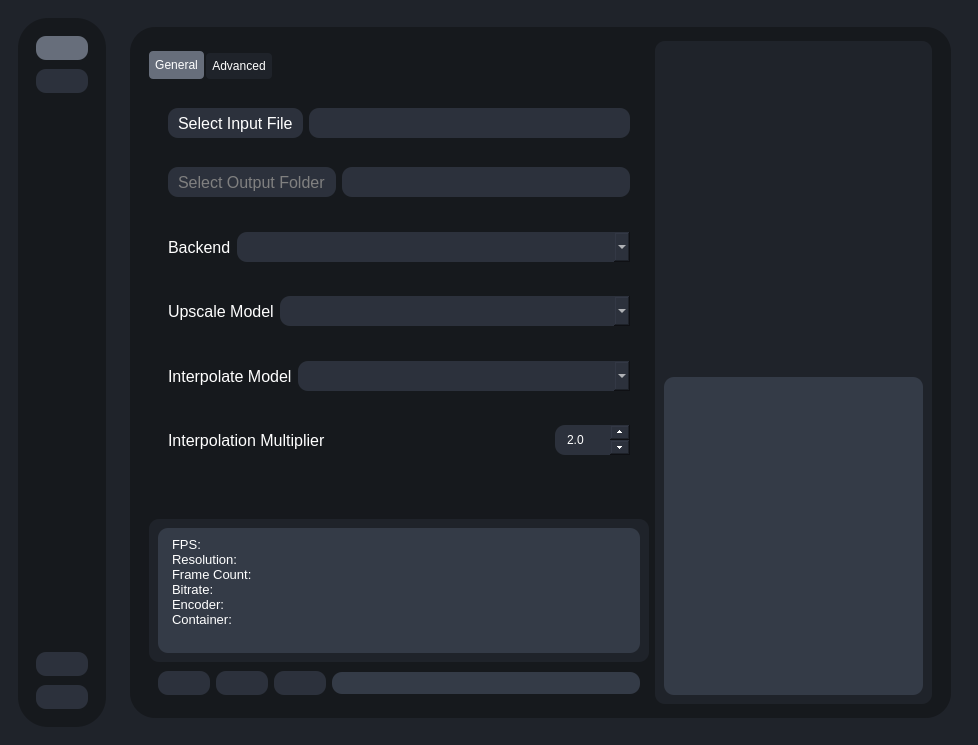
TNTwise/Rife-ESRGAN-App-Linux-QT, file testRVEInterface.ui: the form before one commit.
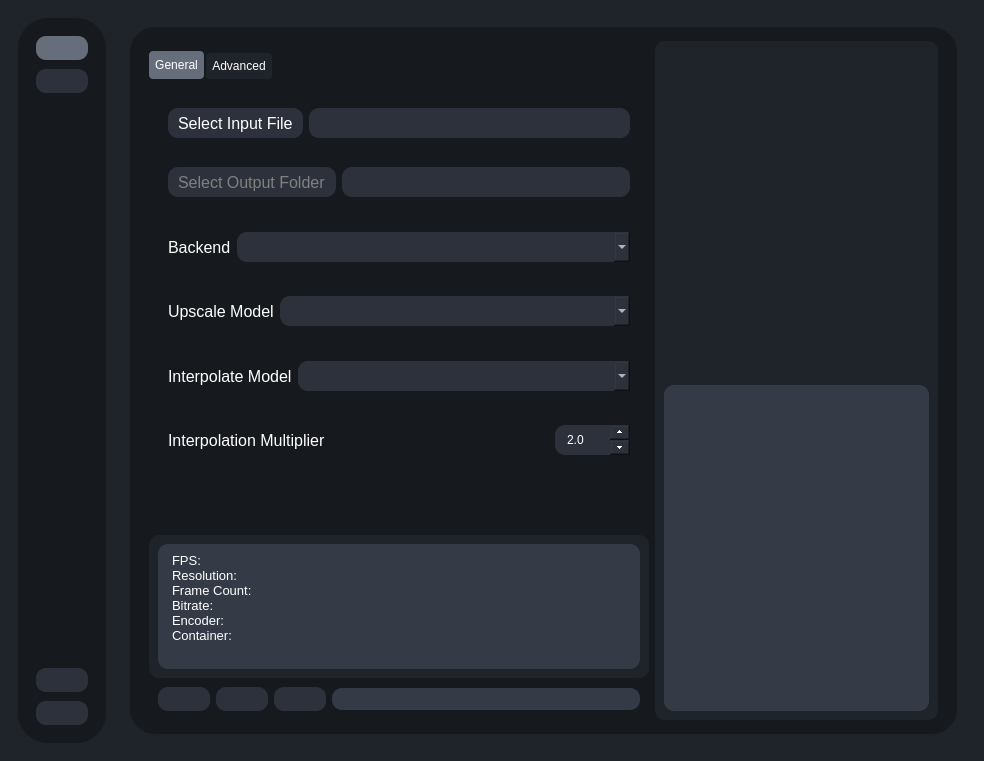
The form after the commit. The open tabs and pages were chosen to show the change. Icons and pictures are not drawn.

Commit message: add nvenc av1 encoder

The edit to the form file:
```diff
--- a/testRVEInterface.ui
+++ b/testRVEInterface.ui
@@ -6,8 +6,8 @@
    <rect>
     <x>0</x>
     <y>0</y>
-    <width>978</width>
-    <height>707</height>
+    <width>984</width>
+    <height>761</height>
    </rect>
   </property>
   <property name="windowTitle">
@@ -1699,13 +1699,13 @@
 hr { height: 1px; border-width: 0; }
 li.unchecked::marker { content: &quot;\2610&quot;; }
 li.checked::marker { content: &quot;\2612&quot;; }
-&lt;/style&gt;&lt;/head&gt;&lt;body style=&quot; font-family:'Noto Sans'; font-size:10pt; font-weight:400; font-style:normal;&quot;&gt;
-&lt;p style=&quot; margin-top:0px; margin-bottom:0px; margin-left:0px; margin-right:0px; -qt-block-indent:0; text-indent:0px;&quot;&gt;&lt;span style=&quot; font-family:'Sans Serif';&quot;&gt;FPS:&lt;/span&gt;&lt;/p&gt;
-&lt;p style=&quot; margin-top:0px; margin-bottom:0px; margin-left:0px; margin-right:0px; -qt-block-indent:0; text-indent:0px;&quot;&gt;&lt;span style=&quot; font-family:'Sans Serif';&quot;&gt;Resolution:&lt;/span&gt;&lt;/p&gt;
-&lt;p style=&quot; margin-top:0px; margin-bottom:0px; margin-left:0px; margin-right:0px; -qt-block-indent:0; text-indent:0px;&quot;&gt;&lt;span style=&quot; font-family:'Sans Serif';&quot;&gt;Frame Count:&lt;/span&gt;&lt;/p&gt;
-&lt;p style=&quot; margin-top:0px; margin-bottom:0px; margin-left:0px; margin-right:0px; -qt-block-indent:0; text-indent:0px;&quot;&gt;&lt;span style=&quot; font-family:'Sans Serif';&quot;&gt;Bitrate:&lt;/span&gt;&lt;/p&gt;
-&lt;p style=&quot; margin-top:0px; margin-bottom:0px; margin-left:0px; margin-right:0px; -qt-block-indent:0; text-indent:0px;&quot;&gt;&lt;span style=&quot; font-family:'Sans Serif';&quot;&gt;Encoder:&lt;/span&gt;&lt;/p&gt;
-&lt;p style=&quot; margin-top:0px; margin-bottom:0px; margin-left:0px; margin-right:0px; -qt-block-indent:0; text-indent:0px;&quot;&gt;&lt;span style=&quot; font-family:'Sans Serif';&quot;&gt;Container:&lt;/span&gt;&lt;/p&gt;&lt;/body&gt;&lt;/html&gt;</string>
+&lt;/style&gt;&lt;/head&gt;&lt;body style=&quot; font-family:'Cantarell'; font-size:11pt; font-weight:400; font-style:normal;&quot;&gt;
+&lt;p style=&quot; margin-top:0px; margin-bottom:0px; margin-left:0px; margin-right:0px; -qt-block-indent:0; text-indent:0px;&quot;&gt;&lt;span style=&quot; font-family:'Sans Serif'; font-size:10pt;&quot;&gt;FPS:&lt;/span&gt;&lt;/p&gt;
+&lt;p style=&quot; margin-top:0px; margin-bottom:0px; margin-left:0px; margin-right:0px; -qt-block-indent:0; text-indent:0px;&quot;&gt;&lt;span style=&quot; font-family:'Sans Serif'; font-size:10pt;&quot;&gt;Resolution:&lt;/span&gt;&lt;/p&gt;
+&lt;p style=&quot; margin-top:0px; margin-bottom:0px; margin-left:0px; margin-right:0px; -qt-block-indent:0; text-indent:0px;&quot;&gt;&lt;span style=&quot; font-family:'Sans Serif'; font-size:10pt;&quot;&gt;Frame Count:&lt;/span&gt;&lt;/p&gt;
+&lt;p style=&quot; margin-top:0px; margin-bottom:0px; margin-left:0px; margin-right:0px; -qt-block-indent:0; text-indent:0px;&quot;&gt;&lt;span style=&quot; font-family:'Sans Serif'; font-size:10pt;&quot;&gt;Bitrate:&lt;/span&gt;&lt;/p&gt;
+&lt;p style=&quot; margin-top:0px; margin-bottom:0px; margin-left:0px; margin-right:0px; -qt-block-indent:0; text-indent:0px;&quot;&gt;&lt;span style=&quot; font-family:'Sans Serif'; font-size:10pt;&quot;&gt;Encoder:&lt;/span&gt;&lt;/p&gt;
+&lt;p style=&quot; margin-top:0px; margin-bottom:0px; margin-left:0px; margin-right:0px; -qt-block-indent:0; text-indent:0px;&quot;&gt;&lt;span style=&quot; font-family:'Sans Serif'; font-size:10pt;&quot;&gt;Container:&lt;/span&gt;&lt;/p&gt;&lt;/body&gt;&lt;/html&gt;</string>
                             </property>
                            </widget>
                           </item>
@@ -2019,8 +2019,8 @@
 hr { height: 1px; border-width: 0; }
 li.unchecked::marker { content: &quot;\2610&quot;; }
 li.checked::marker { content: &quot;\2612&quot;; }
-&lt;/style&gt;&lt;/head&gt;&lt;body style=&quot; font-family:'Noto Sans'; font-size:13pt; font-weight:400; font-style:normal;&quot;&gt;
-&lt;p style=&quot;-qt-paragraph-type:empty; margin-top:0px; margin-bottom:0px; margin-left:0px; margin-right:0px; -qt-block-indent:0; text-indent:0px;&quot;&gt;&lt;br /&gt;&lt;/p&gt;&lt;/body&gt;&lt;/html&gt;</string>
+&lt;/style&gt;&lt;/head&gt;&lt;body style=&quot; font-family:'Cantarell'; font-size:13pt; font-weight:400; font-style:normal;&quot;&gt;
+&lt;p style=&quot;-qt-paragraph-type:empty; margin-top:0px; margin-bottom:0px; margin-left:0px; margin-right:0px; -qt-block-indent:0; text-indent:0px; font-family:'Noto Sans';&quot;&gt;&lt;br /&gt;&lt;/p&gt;&lt;/body&gt;&lt;/html&gt;</string>
                       </property>
                      </widget>
                     </item>
```
Left out of the diff: 17 changed lines with no effect on the pictures. The commit also changes 3 other files.
